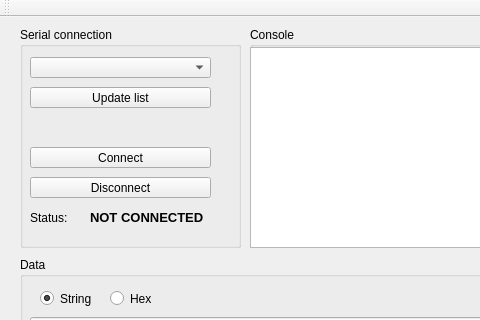
First picture: the form in mainwindow.ui, repository caffedrine/QtSerialPort, before the edit; both pictures show x 0 to 480 and y 0 to 320 of the 753 by 445 pixel window.
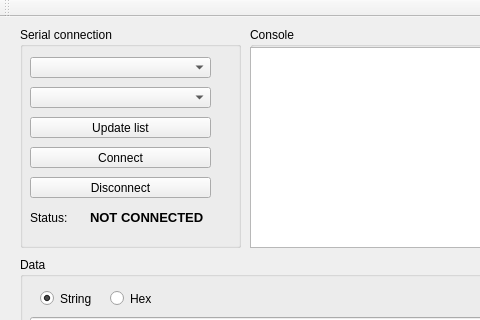
Second picture: the form after the edit.

Diff of the .ui file:
```diff
--- a/mainwindow.ui
+++ b/mainwindow.ui
@@ -30,7 +30,7 @@
      <property name="geometry">
       <rect>
        <x>10</x>
-       <y>60</y>
+       <y>90</y>
        <width>181</width>
        <height>21</height>
       </rect>
@@ -80,7 +80,7 @@
       <rect>
        <x>70</x>
        <y>180</y>
-       <width>121</width>
+       <width>131</width>
        <height>21</height>
       </rect>
      </property>
@@ -108,6 +108,22 @@
       <string>Connect</string>
      </property>
     </widget>
+    <widget class="QComboBox" name="comboBox_BaudRates">
+     <property name="geometry">
+      <rect>
+       <x>10</x>
+       <y>60</y>
+       <width>181</width>
+       <height>21</height>
+      </rect>
+     </property>
+     <property name="currentText">
+      <string/>
+     </property>
+     <property name="currentIndex">
+      <number>-1</number>
+     </property>
+    </widget>
    </widget>
    <widget class="QGroupBox" name="groupBox_Console">
     <property name="geometry">
```
Left out of the diff: 2 changed lines with no effect on the pictures.
